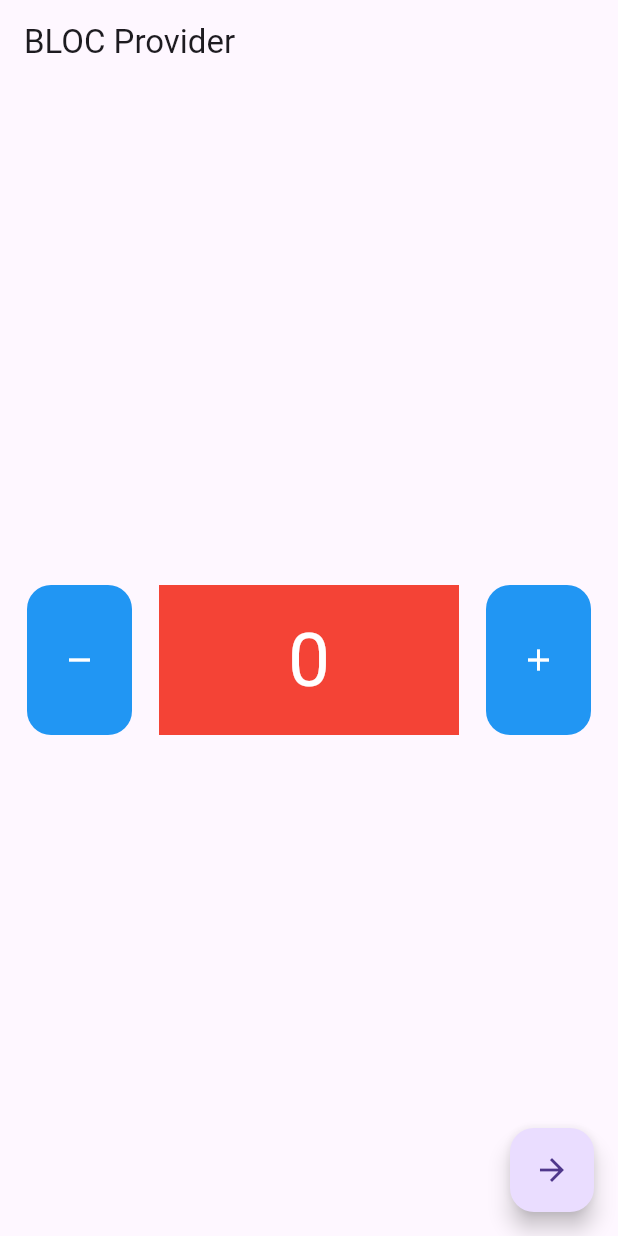
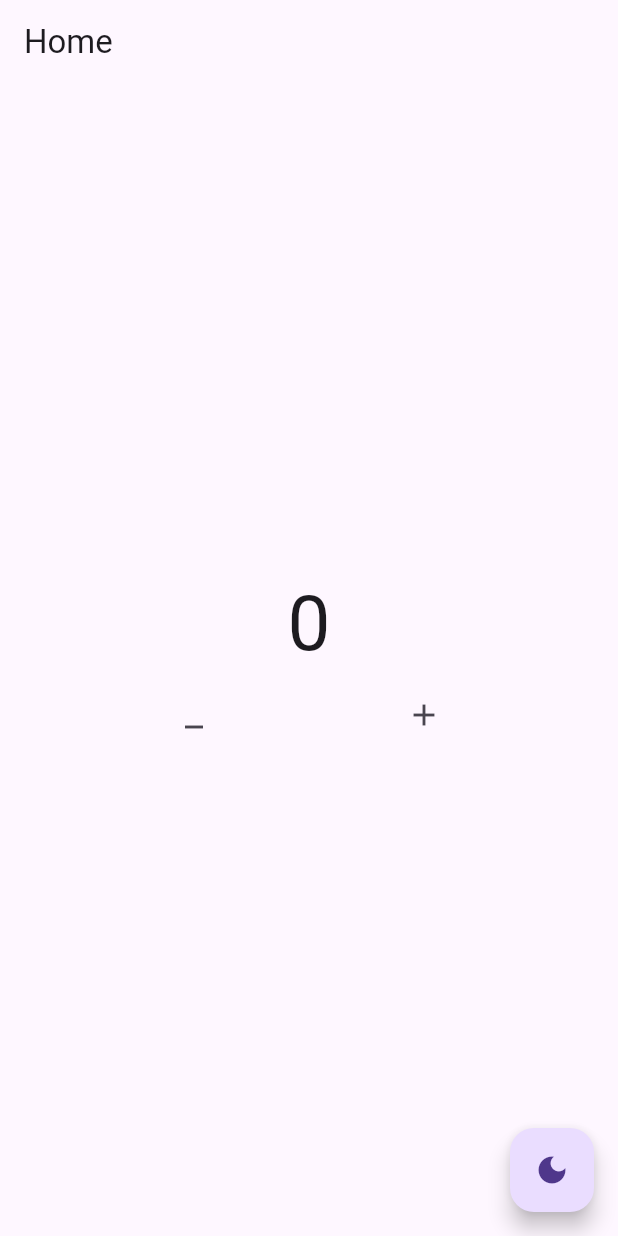
Before and after one commit to sayyidoliem/latihan_bloc, a Flutter app: the screen it shows after launch, on a phone screen of 412 x 824 dp. Run offline on Flutter 3.47's test engine with Material 3 defaults, Android fonts, the phone set to English and light mode, and no system bars; our stand-ins replace bloc, flutter_bloc, shared_preferences.

```diff
--- /dev/null
+++ b/devtools_options.yaml
@@ -0,0 +1 @@
+extensions:
--- a/lib/bloc/counter.dart
+++ b/lib/bloc/counter.dart
@@ -1,9 +1,12 @@
 import 'package:bloc/bloc.dart';
 
 class Counter extends Cubit<int> {
-  Counter({this.init = 0}) : super(init);
+  //method 1
+  Counter() : super(0);
 
-  int init;
+  //method 2
+  // Counter({this.init = 0}) : super(init);
+  // int init;
 
   void increment() => emit(state + 1);
 
--- /dev/null
+++ b/lib/bloc/theme.dart
@@ -0,0 +1,7 @@
+import 'package:bloc/bloc.dart';
+
+class ThemeBloc extends Cubit<bool> {
+  ThemeBloc() : super(true);
+
+  void changeTheme() => emit(!state);
+}
--- a/lib/main.dart
+++ b/lib/main.dart
@@ -1,12 +1,13 @@
 import 'package:flutter/material.dart';
 import 'package:flutter_bloc/flutter_bloc.dart';
 import 'package:latihan_bloc/bloc/counter.dart';
-import 'package:latihan_bloc/other/other.dart';
+import 'package:latihan_bloc/bloc/theme.dart';
 import 'package:latihan_bloc/routes/routes.dart';
+import 'package:latihan_bloc/view/app.dart';
 import 'package:latihan_bloc/view/home.dart';
 
 void main() {
-  runApp(const MyApp());
+  runApp(const MyAppMultiBloc());
 }
 
 class MyApp extends StatelessWidget {
@@ -44,3 +45,37 @@ class MyApp extends StatelessWidget {
     );
   }
 }
+
+class MyAppMultiBloc extends StatelessWidget {
+  const MyAppMultiBloc({super.key});
+
+  @override
+  Widget build(BuildContext context) {
+    return MultiBlocProvider(
+      providers: [
+        BlocProvider(
+          create: (context) => ThemeBloc(),
+        ),
+        BlocProvider(
+          create: (context) => Counter(),
+        ),
+      ],
+      child: const App(),
+    );
+    // return BlocProvider(
+    //   create: (context) => myTheme,
+    //   child: BlocBuilder<ThemeBloc, bool>(
+    //     bloc: myTheme,
+    //     builder: (context, state) {
+    //       return MaterialApp(
+    //         theme: state == true ? ThemeData.light() : ThemeData.dark(),
+    //         home: BlocProvider(
+    //           create: (context) => Counter(),
+    //           child: HomePage(),
+    //         ),
+    //       );
+    //     },
+    //   ),
+    // );
+  }
+}
--- /dev/null
+++ b/lib/view/app.dart
@@ -0,0 +1,25 @@
+import 'package:flutter/material.dart';
+import 'package:flutter_bloc/flutter_bloc.dart';
+import 'package:latihan_bloc/bloc/counter.dart';
+import 'package:latihan_bloc/bloc/theme.dart';
+import 'package:latihan_bloc/view/home.dart';
+
+class App extends StatelessWidget {
+  const App({super.key});
+
+  @override
+  Widget build(BuildContext context) {
+    return BlocBuilder<ThemeBloc, bool>(
+      bloc: context.read<ThemeBloc>(),
+      builder: (context, state) {
+        return MaterialApp(
+          theme: state == true ? ThemeData.light() : ThemeData.dark(),
+          home: BlocProvider(
+            create: (context) => Counter(),
+            child: const HomePage(),
+          ),
+        );
+      },
+    );
+  }
+}
--- a/lib/view/home.dart
+++ b/lib/view/home.dart
@@ -1,90 +1,99 @@
 import 'package:flutter/material.dart';
 import 'package:flutter_bloc/flutter_bloc.dart';
 import 'package:latihan_bloc/bloc/counter.dart';
+import 'package:latihan_bloc/bloc/theme.dart';
 import 'package:latihan_bloc/view/data_widget.dart';
 
 class HomePage extends StatelessWidget {
-  // Counter myCounter = Counter();
-  //use blocprovider fr alternative
-
-  //create more var with Cubit class if want
-  Counter myCounter2 = Counter();
+  const HomePage({Key? key}) : super(key: key);
 
   @override
   Widget build(BuildContext context) {
-    Counter myCounter = BlocProvider.of<Counter>(context);
+    Counter myCounter = context.read<Counter>();
+    ThemeBloc myTheme = context.read<ThemeBloc>();
     return Scaffold(
       appBar: AppBar(
-        title: const Text(
-          "BLOC Provider",
+        title: Text("Home"),
+      ),
+      body: Center(
+        child: Column(
+          mainAxisSize: MainAxisSize.min,
+          children: [
+            MultiBlocListener(
+              listeners: [
+                //for dark mode
+                BlocListener<Counter, int>(
+                  listener: (context, state) {
+                    ScaffoldMessenger.of(context).showSnackBar(
+                      const SnackBar(
+                        content: Text("Diatas 10"),
+                        duration: Duration(seconds: 1),
+                      ),
+                    );
+                  },
+                  listenWhen: (previous, current) {
+                    if (current > 10) {
+                      return true;
+                    } else {
+                      return false;
+                    }
+                  },
+                ),
+
+                //for upper of 10
+                BlocListener<ThemeBloc, bool>(
+                  listener: (context, state) {
+                    ScaffoldMessenger.of(context).showSnackBar(
+                      const SnackBar(
+                        content: Text("Dark Mode"),
+                        duration: Duration(seconds: 1),
+                      ),
+                    );
+                  },
+                  listenWhen: (previous, current) {
+                    if (current == false) {
+                      return true;
+                    } else {
+                      return false;
+                    }
+                  },
+                )
+              ],
+              child: BlocBuilder<Counter, int>(
+                builder: (context, state) {
+                  return Text(
+                    "$state",
+                    style: const TextStyle(fontSize: 51),
+                  );
+                },
+              ),
+            ),
+            Row(
+              mainAxisAlignment: MainAxisAlignment.spaceEvenly,
+              children: [
+                IconButton(
+                  onPressed: () {
+                    myCounter.decrement();
+                  },
+                  icon: Icon(Icons.minimize),
+                ),
+                IconButton(
+                  onPressed: () {
+                    myCounter.increment();
+                  },
+                  icon: Icon(Icons.add),
+                )
+              ],
+            )
+          ],
         ),
       ),
       floatingActionButton: FloatingActionButton(
         onPressed: () {
-          //local or anonymous access
-          // Navigator.push(
-          //   context,
-          //   MaterialPageRoute(builder: (context) => const OtherScreen()),
-          // );
-          //name route access
-          Navigator.of(context).pushNamed("/detail");
+          //call theme bloc
+          myTheme.changeTheme();
         },
-        child: const Icon(Icons.arrow_forward),
-      ),
-      body: Column(
-        mainAxisAlignment: MainAxisAlignment.center,
-        children: [
-          Row(
-            mainAxisAlignment: MainAxisAlignment.spaceEvenly,
-            children: [
-              //Button decrement
-              Material(
-                color: Colors.blue,
-                borderRadius: BorderRadius.circular(16),
-                child: InkWell(
-                  onTap: () {
-                    BlocProvider.of<Counter>(context)
-                        .decrement(); //call the blocprovider like this
-                  },
-                  borderRadius: BorderRadius.circular(16),
-                  child: const SizedBox(
-                    height: 100,
-                    width: 70,
-                    child: Center(
-                      child: Icon(
-                        Icons.remove,
-                        color: Colors.white,
-                      ),
-                    ),
-                  ),
-                ),
-              ),
-              //Widget data counter
-              const DataWidget(), //with extract widget method
-              //Button increment
-              Material(
-                color: Colors.blue,
-                borderRadius: BorderRadius.circular(16),
-                child: InkWell(
-                  onTap: () {
-                    myCounter.increment(); //simplify
-                  },
-                  borderRadius: BorderRadius.circular(16),
-                  child: const SizedBox(
-                    height: 100,
-                    width: 70,
-                    child: Center(
-                      child: Icon(
-                        Icons.add,
-                        color: Colors.white,
-                      ),
-                    ),
-                  ),
-                ),
-              ),
-            ],
-          ),
-        ],
+        child: Icon(Icons.dark_mode),
       ),
     );
   }
```
Also changed, not shown: lib/routes/routes.dart (+10 -0 lines), lib/view/bloc_provider.dart (added, +91 -0 lines).
